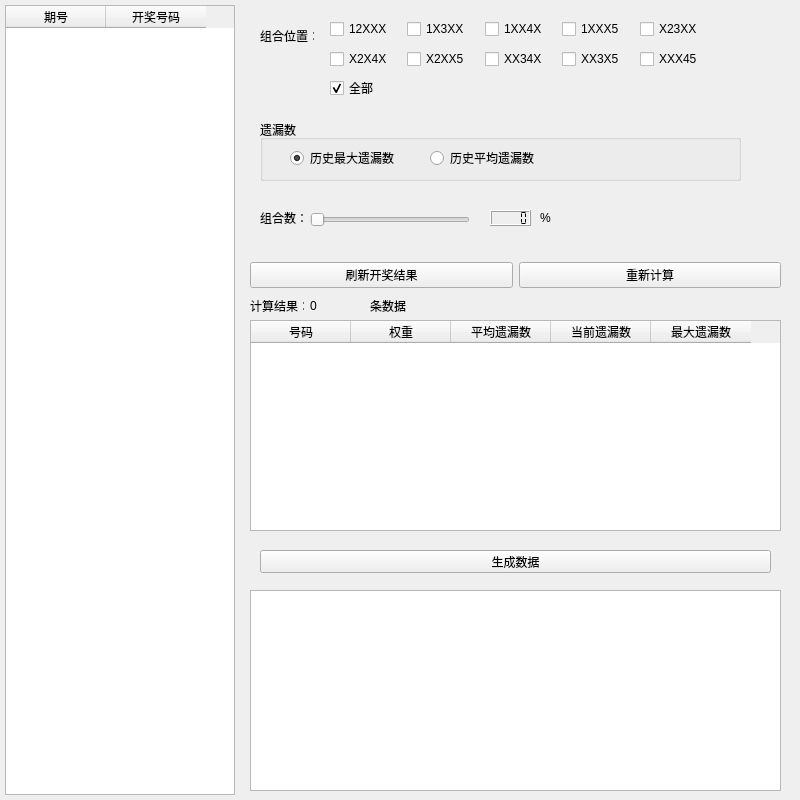
Qiu800820/Lucky, file ui/lucky.ui: the form before one commit.
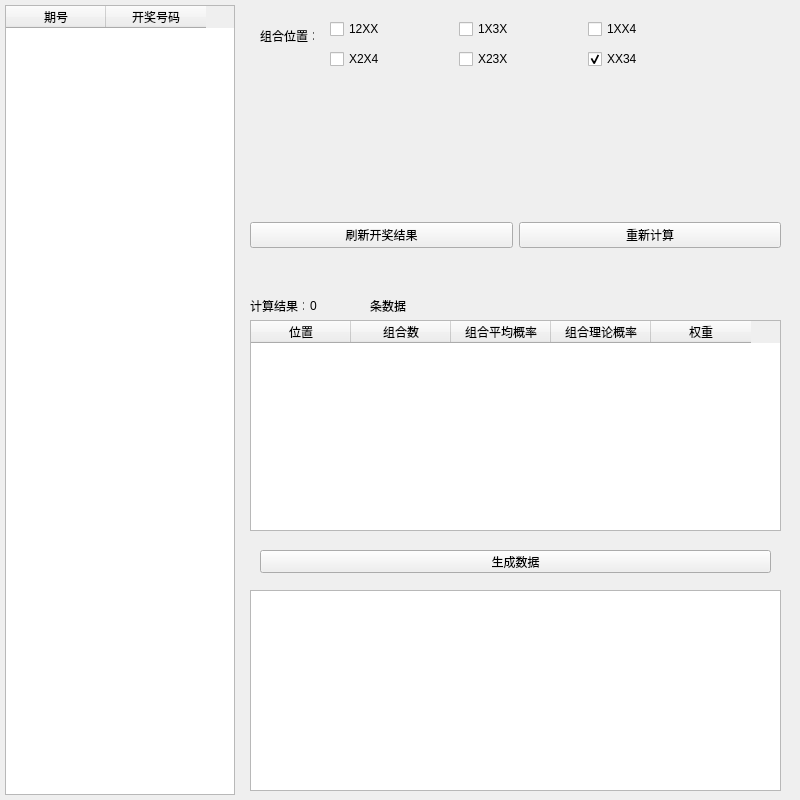
The form after the commit.

What changed in the file:
```diff
--- a/ui/lucky.ui
+++ b/ui/lucky.ui
@@ -78,7 +78,7 @@
     <property name="geometry">
      <rect>
       <x>250</x>
-      <y>260</y>
+      <y>220</y>
       <width>531</width>
       <height>31</height>
      </rect>
@@ -124,7 +124,22 @@
     </property>
     <column>
      <property name="text">
-      <string>号码</string>
+      <string>位置</string>
+     </property>
+    </column>
+    <column>
+     <property name="text">
+      <string>组合数</string>
+     </property>
+    </column>
+    <column>
+     <property name="text">
+      <string>组合平均概率</string>
+     </property>
+    </column>
+    <column>
+     <property name="text">
+      <string>组合理论概率</string>
      </property>
     </column>
     <column>
@@ -132,21 +147,6 @@
       <string>权重</string>
      </property>
     </column>
-    <column>
-     <property name="text">
-      <string>平均遗漏数</string>
-     </property>
-    </column>
-    <column>
-     <property name="text">
-      <string>当前遗漏数</string>
-     </property>
-    </column>
-    <column>
-     <property name="text">
-      <string>最大遗漏数</string>
-     </property>
-    </column>
    </widget>
    <widget class="QPushButton" name="lucky">
     <property name="geometry">
@@ -171,45 +171,6 @@
      </rect>
     </property>
    </widget>
-   <widget class="QLabel" name="label_2">
-    <property name="geometry">
-     <rect>
-      <x>260</x>
-      <y>210</y>
-      <width>51</width>
-      <height>16</height>
-     </rect>
-    </property>
-    <property name="text">
-     <string>组合数：</string>
-    </property>
-   </widget>
-   <widget class="QSlider" name="strategySlider">
-    <property name="geometry">
-     <rect>
-      <x>310</x>
-      <y>210</y>
-      <width>160</width>
-      <height>19</height>
-     </rect>
-    </property>
-    <property name="orientation">
-     <enum>Qt::Horizontal</enum>
-    </property>
-   </widget>
-   <widget class="QLabel" name="strategy_count">
-    <property name="geometry">
-     <rect>
-      <x>540</x>
-      <y>210</y>
-      <width>16</width>
-      <height>16</height>
-     </rect>
-    </property>
-    <property name="text">
-     <string>%</string>
-    </property>
-   </widget>
    <widget class="QLabel" name="count">
     <property name="geometry">
      <rect>
@@ -236,22 +197,6 @@
      <string>0</string>
     </property>
    </widget>
-   <widget class="QLCDNumber" name="lcdNumber">
-    <property name="geometry">
-     <rect>
-      <x>490</x>
-      <y>210</y>
-      <width>41</width>
-      <height>16</height>
-     </rect>
-    </property>
-    <property name="smallDecimalPoint">
-     <bool>false</bool>
-    </property>
-    <property name="segmentStyle">
-     <enum>QLCDNumber::Flat</enum>
-    </property>
-   </widget>
    <widget class="QLabel" name="label_4">
     <property name="geometry">
      <rect>
@@ -265,68 +210,7 @@
      <string>组合位置：</string>
     </property>
    </widget>
-   <widget class="QCheckBox" name="checkBox_11">
-    <property name="geometry">
-     <rect>
-      <x>330</x>
-      <y>80</y>
-      <width>71</width>
-      <height>16</height>
-     </rect>
-    </property>
-    <property name="text">
-     <string>全部</string>
-    </property>
-    <property name="checked">
-     <bool>true</bool>
-    </property>
-   </widget>
-   <widget class="QGroupBox" name="groupBox">
-    <property name="geometry">
-     <rect>
-      <x>260</x>
-      <y>120</y>
-      <width>481</width>
-      <height>61</height>
-     </rect>
-    </property>
-    <property name="title">
-     <string>遗漏数</string>
-    </property>
-    <widget class="QRadioButton" name="radioButton">
-     <property name="geometry">
-      <rect>
-       <x>30</x>
-       <y>30</y>
-       <width>111</width>
-       <height>16</height>
-      </rect>
-     </property>
-     <property name="text">
-      <string>历史最大遗漏数</string>
-     </property>
-     <property name="checked">
-      <bool>true</bool>
-     </property>
-    </widget>
-    <widget class="QRadioButton" name="radioButton_2">
-     <property name="geometry">
-      <rect>
-       <x>170</x>
-       <y>30</y>
-       <width>111</width>
-       <height>16</height>
-      </rect>
-     </property>
-     <property name="text">
-      <string>历史平均遗漏数</string>
-     </property>
-     <property name="checked">
-      <bool>false</bool>
-     </property>
-    </widget>
-   </widget>
-   <widget class="QWidget" name="">
+   <widget class="QWidget" name="layoutWidget">
     <property name="geometry">
      <rect>
       <x>330</x>
@@ -339,41 +223,30 @@
      <item>
       <widget class="QCheckBox" name="checkBox">
        <property name="text">
-        <string>12XXX</string>
+        <string>12XX</string>
+       </property>
+       <property name="checked">
+        <bool>false</bool>
        </property>
       </widget>
      </item>
      <item>
       <widget class="QCheckBox" name="checkBox_2">
        <property name="text">
-        <string>1X3XX</string>
+        <string>1X3X</string>
        </property>
       </widget>
      </item>
      <item>
       <widget class="QCheckBox" name="checkBox_3">
        <property name="text">
-        <string>1XX4X</string>
-       </property>
-      </widget>
-     </item>
-     <item>
-      <widget class="QCheckBox" name="checkBox_4">
-       <property name="text">
-        <string>1XXX5</string>
-       </property>
-      </widget>
-     </item>
-     <item>
-      <widget class="QCheckBox" name="checkBox_5">
-       <property name="text">
-        <string>X23XX</string>
+        <string>1XX4</string>
        </property>
       </widget>
      </item>
     </layout>
    </widget>
-   <widget class="QWidget" name="">
+   <widget class="QWidget" name="layoutWidget">
     <property name="geometry">
      <rect>
       <x>330</x>
@@ -386,35 +259,24 @@
      <item>
       <widget class="QCheckBox" name="checkBox_6">
        <property name="text">
-        <string>X2X4X</string>
+        <string>X2X4</string>
        </property>
       </widget>
      </item>
      <item>
       <widget class="QCheckBox" name="checkBox_7">
        <property name="text">
-        <string>X2XX5</string>
+        <string>X23X</string>
        </property>
       </widget>
      </item>
      <item>
       <widget class="QCheckBox" name="checkBox_8">
        <property name="text">
-        <string>XX34X</string>
+        <string>XX34</string>
        </property>
-      </widget>
-     </item>
-     <item>
-      <widget class="QCheckBox" name="checkBox_9">
-       <property name="text">
-        <string>XX3X5</string>
-       </property>
-      </widget>
-     </item>
-     <item>
-      <widget class="QCheckBox" name="checkBox_10">
-       <property name="text">
-        <string>XXX45</string>
+       <property name="checked">
+        <bool>true</bool>
        </property>
       </widget>
      </item>
```
